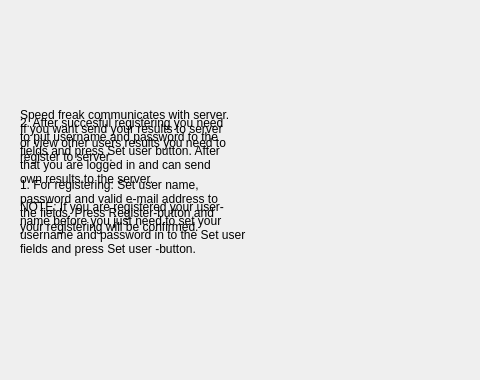
ArtemD/SpeedFreak, file Client/helpsettingsdialog.ui: the form before one commit; both pictures show x 0 to 480 and y 0 to 380 of the 800 by 380 pixel window.
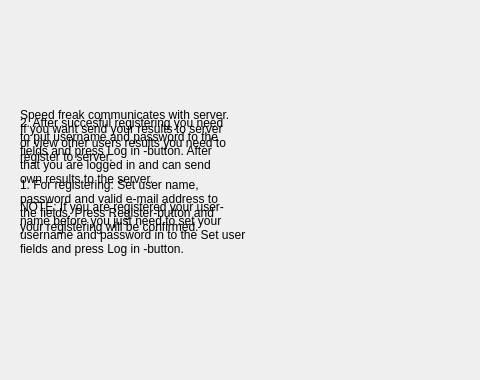
The form after the commit. Icons and pictures are not drawn.

Commit message: Bugfix: Settings help dialog has wrong names in buttons because changes have been done in settings dialog.

Diff of the .ui file:
```diff
--- a/Client/helpsettingsdialog.ui
+++ b/Client/helpsettingsdialog.ui
@@ -120,14 +120,14 @@
    <property name="text">
     <string>2. After succesful registering you need
 to put username and password to the
-fields and press Set user button. After
+fields and press Log in -button. After
 that you are logged in and can send
 own results to the server.
 
 NOTE: If you are registered your user-
 name before you just need to set your
 username and password in to the Set user
-fields and press Set user -button.</string>
+fields and press Log in -button.</string>
    </property>
   </widget>
  </widget>
```
The commit also changes 2 other files.
